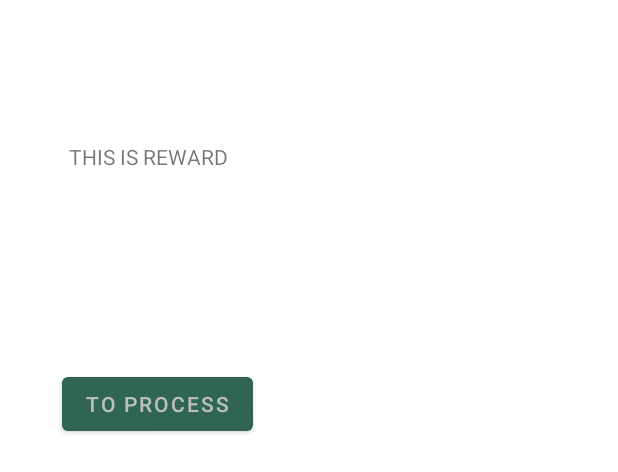
After one commit to Saradella/StepApp, an Android app: the layout fragment_rewards.xml on its own in the app's theme, with its tools: preview values and no code run, on a phone screen of 412 x 824 dp. The commit adds this screen. Shown: the top 472 px of the screen. Run offline under Robolectric (Android 15) with nearby library versions, the phone set to English and light mode, and no system bars.

Commit message:
działa nawigacja :)

```diff
--- a/build.gradle
+++ b/build.gradle
@@ -40,10 +40,14 @@ dependencies {
     implementation 'androidx.appcompat:appcompat:1.6.1'
     implementation 'com.google.android.material:material:1.9.0'
     implementation 'androidx.constraintlayout:constraintlayout:2.1.4'
+    implementation 'androidx.navigation:navigation-fragment:2.6.0'
     testImplementation 'junit:junit:4.13.2'
     androidTestImplementation 'androidx.test.ext:junit:1.1.5'
     androidTestImplementation 'androidx.test.espresso:espresso-core:3.5.1'
     implementation 'com.mikhaellopez:circularprogressbar:3.1.0'
+    implementation("androidx.navigation:navigation-fragment-ktx:2.6.0")
+    implementation("androidx.navigation:navigation-ui-ktx:2.6.0")
+    implementation("androidx.navigation:navigation-dynamic-features-fragment:2.6.0")
 
 
 
--- /dev/null
+++ b/src/main/res/layout/fragment_rewards.xml
@@ -0,0 +1,38 @@
+<?xml version="1.0" encoding="utf-8"?>
+<androidx.constraintlayout.widget.ConstraintLayout xmlns:android="http://schemas.android.com/apk/res/android"
+    xmlns:app="http://schemas.android.com/apk/res-auto"
+    xmlns:tools="http://schemas.android.com/tools"
+    android:id="@+id/frameLayout2"
+    android:layout_width="match_parent"
+    android:layout_height="match_parent"
+    tools:context=".RewardsFragment">
+
+
+    <TextView
+        android:id="@+id/textView"
+        android:layout_width="wrap_content"
+        android:layout_height="wrap_content"
+        android:layout_marginStart="45dp"
+        android:layout_marginTop="50dp"
+        android:layout_marginEnd="260dp"
+        android:layout_marginBottom="37dp"
+        android:text="THIS IS REWARD"
+        app:layout_constraintBottom_toTopOf="@+id/buttonrepr"
+        app:layout_constraintEnd_toEndOf="parent"
+        app:layout_constraintStart_toStartOf="parent"
+        app:layout_constraintTop_toTopOf="parent" />
+
+    <Button
+        android:id="@+id/buttonrepr"
+        android:layout_width="wrap_content"
+        android:layout_height="wrap_content"
+        android:layout_marginStart="57dp"
+        android:layout_marginTop="50dp"
+        android:layout_marginEnd="260dp"
+        android:layout_marginBottom="486dp"
+        android:text="To process"
+        app:layout_constraintBottom_toBottomOf="parent"
+        app:layout_constraintEnd_toEndOf="parent"
+        app:layout_constraintStart_toStartOf="parent"
+        app:layout_constraintTop_toBottomOf="@+id/textView" />
+</androidx.constraintlayout.widget.ConstraintLayout>
--- a/src/main/res/values/strings.xml
+++ b/src/main/res/values/strings.xml
@@ -1,3 +1,5 @@
 <resources>
     <string name="app_name">StepApp</string>
+    <!-- TODO: Remove or change this placeholder text -->
+    <string name="hello_blank_fragment">Hello blank fragment</string>
 </resources>
```
Also changed, not shown: src/main/java/com/pl/sszczc/stepapp/MainActivity.kt (+8 -0 lines), src/main/java/com/pl/sszczc/stepapp/ProgressFragment.kt (added, +34 -0 lines), src/main/java/com/pl/sszczc/stepapp/RewardsFragment.kt (added, +26 -0 lines), src/main/java/com/pl/sszczc/stepapp/StatisticsFragment.kt (added, +27 -0 lines), src/main/res/layout/activity_main.xml (+15 -42 lines), src/main/res/layout/fragment_progress.xml (added, +87 -0 lines), src/main/res/layout/fragment_statistics.xml (added, +38 -0 lines), src/main/res/navigation/project_navigation.xml (added, +38 -0 lines).
